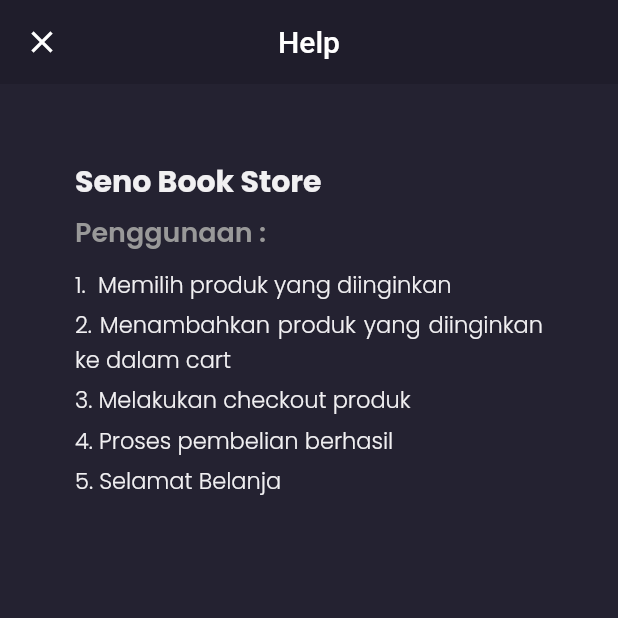
After one commit to fathsbs/senobookstore, a Flutter app: the HelpPage screen opened by its route, on a phone screen of 412 x 824 dp, the top half of it. The commit adds this screen. Run offline on Flutter 3.47's test engine with Material 2 defaults, Android fonts, the light colour scheme and no system bars; our stand-ins replace carousel_slider, cloud_firestore, firebase_core, google_fonts; accounts and stored records are empty; network calls fail.

Commit message:
new update on some pages

```diff
--- a/lib/main.dart
+++ b/lib/main.dart
@@ -7,6 +7,7 @@ import 'package:senobookstore/pages/cart_page.dart';
 import 'package:senobookstore/pages/checkout_page.dart';
 import 'package:senobookstore/pages/checkout_succes_page.dart';
 import 'package:senobookstore/pages/edit_profile_page.dart';
+import 'package:senobookstore/pages/help_page.dart';
 
 import 'package:senobookstore/pages/sign_in_page.dart';
 import 'package:senobookstore/pages/sign_up_page.dart';
@@ -60,6 +61,7 @@ class MyApp extends StatelessWidget {
 
           '/edit-profile': (context) => EditProfilePage(),
           '/about': (context) => AboutPage(),
+          '/help': (context) => HelpPage(),
 
           '/cart': (context) => CartPage(),
           '/checkout': (context) => CheckoutPage(),
--- a/lib/pages/cart_page.dart
+++ b/lib/pages/cart_page.dart
@@ -1,6 +1,7 @@
 import 'package:flutter/material.dart';
 import 'package:provider/provider.dart';
 import 'package:senobookstore/providers/cart_provider.dart';
+import 'package:senobookstore/providers/page_provider.dart';
 import 'package:senobookstore/theme.dart';
 import 'package:senobookstore/widgets/cart_card.dart';
 
@@ -8,6 +9,7 @@ class CartPage extends StatelessWidget {
   @override
   Widget build(BuildContext context) {
     CartProvider cartProvider = Provider.of<CartProvider>(context);
+    PageProvider pageProvider = Provider.of<PageProvider>(context);
 
     PreferredSizeWidget header() {
       return AppBar(
@@ -60,8 +62,8 @@ class CartPage extends StatelessWidget {
                   ),
                 ),
                 onPressed: () {
-                  Navigator.pushNamedAndRemoveUntil(
-                      context, '/home', (route) => false);
+                  pageProvider.currentIndex=0;
+                  Navigator.pushNamedAndRemoveUntil(context, '/home', (route) => false);
                 },
                 child: Text(
                   'Explore Store',
--- a/lib/pages/checkout_succes_page.dart
+++ b/lib/pages/checkout_succes_page.dart
@@ -62,29 +62,29 @@ class CheckoutSuccessPage extends StatelessWidget {
                 ),
               ),
             ),
-            Container(
-              width: 196,
-              height: 44,
-              margin: EdgeInsets.only(top: 12),
-              child: TextButton(
-                onPressed: () {},
-                style: TextButton.styleFrom(
-                  backgroundColor: Color(0xff39374B),
-                  shape: RoundedRectangleBorder(
-                    borderRadius: BorderRadius.circular(12),
-                  ),
-                ),
-                child: Text(
-                  'View My Order',
-                  style: primaryTextStyle.copyWith(
-                    fontWeight: medium,
-                    fontSize: 16,
+            // Container(
+            //   width: 196,
+            //   height: 44,
+            //   margin: EdgeInsets.only(top: 12),
+            //   child: TextButton(
+            //     onPressed: () {},
+            //     style: TextButton.styleFrom(
+            //       backgroundColor: Color(0xff39374B),
+            //       shape: RoundedRectangleBorder(
+            //         borderRadius: BorderRadius.circular(12),
+            //       ),
+            //     ),
+            //     child: Text(
+            //       'View My Order',
+            //       style: primaryTextStyle.copyWith(
+            //         fontWeight: medium,
+            //         fontSize: 16,
 
-                  ),
+            //       ),
 
-                ),
-              ),
-            ),
+            //     ),
+            //   ),
+            // ),
           ],
         ),
       );
--- /dev/null
+++ b/lib/pages/help_page.dart
@@ -0,0 +1,125 @@
+import 'package:flutter/material.dart';
+import 'package:senobookstore/theme.dart';
+
+class HelpPage extends StatelessWidget {
+  @override
+  Widget build(BuildContext context) {
+    PreferredSizeWidget header() {
+      return AppBar(
+        backgroundColor: backgroundColor1,
+        leading: IconButton(
+          onPressed: () {
+            Navigator.pop(context);
+          },
+          icon: Icon(Icons.close),
+        ),
+        elevation: 0,
+        centerTitle: true,
+        title: Text(
+          'Help',
+        ),
+      );
+    }
+
+    Widget content() {
+      return Container(
+        width: double.infinity,
+        padding: EdgeInsets.symmetric(
+          horizontal: 20,
+        ),
+        child: Column(
+          crossAxisAlignment: CrossAxisAlignment.start,
+          children: [
+            Container(
+              width: double.infinity,
+              height: 500,
+              padding: EdgeInsets.symmetric(horizontal: defaultMargin),
+              margin: EdgeInsets.only(
+                top: 50,
+              ),
+              child: Container(
+                child: Column(
+                  crossAxisAlignment: CrossAxisAlignment.start,
+                  children: [
+                    Text(
+                      'Seno Book Store',
+                      style: primaryTextStyle.copyWith(
+                          fontSize: 20, fontWeight: bold),
+                    ),
+                    SizedBox(height: 5),
+                    Text(
+                      'Penggunaan :',
+                      style: secondaryTextStyle.copyWith(
+                          fontSize: 18, fontWeight: semiBold),
+                    ),
+                    SizedBox(
+                      height: 10,
+                    ),
+                    Container(
+                      child: Column(
+                        crossAxisAlignment: CrossAxisAlignment.start,
+                        children: [
+                          Text(
+                            '1.  Memilih produk yang diinginkan',
+                            style: primaryTextStyle.copyWith(
+                              fontSize: 15,
+                              fontWeight: light,
+                            ),
+                            textAlign: TextAlign.justify,
+                          ),
+                          SizedBox(height: 4),
+                          Text(
+                            '2. Menambahkan produk yang diinginkan ke dalam cart',
+                            style: primaryTextStyle.copyWith(
+                              fontSize: 15,
+                              fontWeight: light,
+                            ),
+                            textAlign: TextAlign.justify,
+                          ),
+                          SizedBox(height: 4),
+                          Text(
+                            '3. Melakukan checkout produk',
+                            style: primaryTextStyle.copyWith(
+                              fontSize: 15,
+                              fontWeight: light,
+                            ),
+                            textAlign: TextAlign.justify,
+                          ),
+                          SizedBox(height: 4),
+                          Text(
+                            '4. Proses pembelian berhasil',
+                            style: primaryTextStyle.copyWith(
+                              fontSize: 15,
+                              fontWeight: light,
+                            ),
+                            textAlign: TextAlign.justify,
+                          ),
+                          SizedBox(height: 4),
+                          Text(
+                            '5. Selamat Belanja',
+                            style: primaryTextStyle.copyWith(
+                              fontSize: 15,
+                              fontWeight: light,
+                            ),
+                            textAlign: TextAlign.justify,
+                          ),
+                        ],
+                      ),
+                    ),
+                  ],
+                ),
+              ),
+            ),
+          ],
+        ),
+      );
+    }
+
+    return Scaffold(
+      backgroundColor: backgroundColor3,
+      appBar: header(),
+      body: content(),
+      resizeToAvoidBottomInset: false,
+    );
+  }
+}
--- a/lib/pages/home/profile_page.dart
+++ b/lib/pages/home/profile_page.dart
@@ -120,8 +120,13 @@ class ProfilePage extends StatelessWidget {
               // menuItem(
               //   'Your Orders',
               // ),
-              menuItem(
-                'Help',
+              GestureDetector(
+                onTap: (){
+                  Navigator.pushNamed(context, '/help');
+                },
+                child: menuItem(
+                  'Help',
+                ),
               ),
               SizedBox(height: 30),
               Text(
--- a/lib/pages/home/wishlist_page.dart
+++ b/lib/pages/home/wishlist_page.dart
@@ -1,11 +1,13 @@
 import 'package:flutter/material.dart';
 import 'package:provider/provider.dart';
+import 'package:senobookstore/models/product_model.dart';
 import 'package:senobookstore/providers/page_provider.dart';
 import 'package:senobookstore/providers/wishlist_provider.dart';
 import 'package:senobookstore/theme.dart';
 import 'package:senobookstore/widgets/wishlist_card.dart';
 
 class WishlistPage extends StatelessWidget {
+
   @override
   Widget build(BuildContext context) {
     PageProvider pageProvider = Provider.of<PageProvider>(context);
--- a/lib/pages/product_page.dart
+++ b/lib/pages/product_page.dart
@@ -115,22 +115,6 @@ class _ProductPageState extends State<ProductPage> {
         decoration: BoxDecoration(
           borderRadius: BorderRadius.circular(10),
           color: currentIndex == index ? primaryColor : Color(0xffC4C4C4),
-        ),
-      );
-    }
-
-    Widget familiarBooksCard(String imageUrl) {
-      return Container(
-        width: 54,
-        height: 54,
-        margin: EdgeInsets.only(
-          right: 16,
-        ),
-        decoration: BoxDecoration(
-          image: DecorationImage(
-            image: AssetImage(imageUrl),
-          ),
-          borderRadius: BorderRadius.circular(6),
         ),
       );
     }
--- a/lib/providers/cart_provider.dart
+++ b/lib/providers/cart_provider.dart
@@ -41,6 +41,7 @@ class CartProvider with ChangeNotifier {
 
   reduceQuantity(int id) {
     _carts[id].quantity = _carts[id].quantity! - 1;
+
     if (_carts[id].quantity == 0) {
       _carts.removeAt(id);
     }
```
